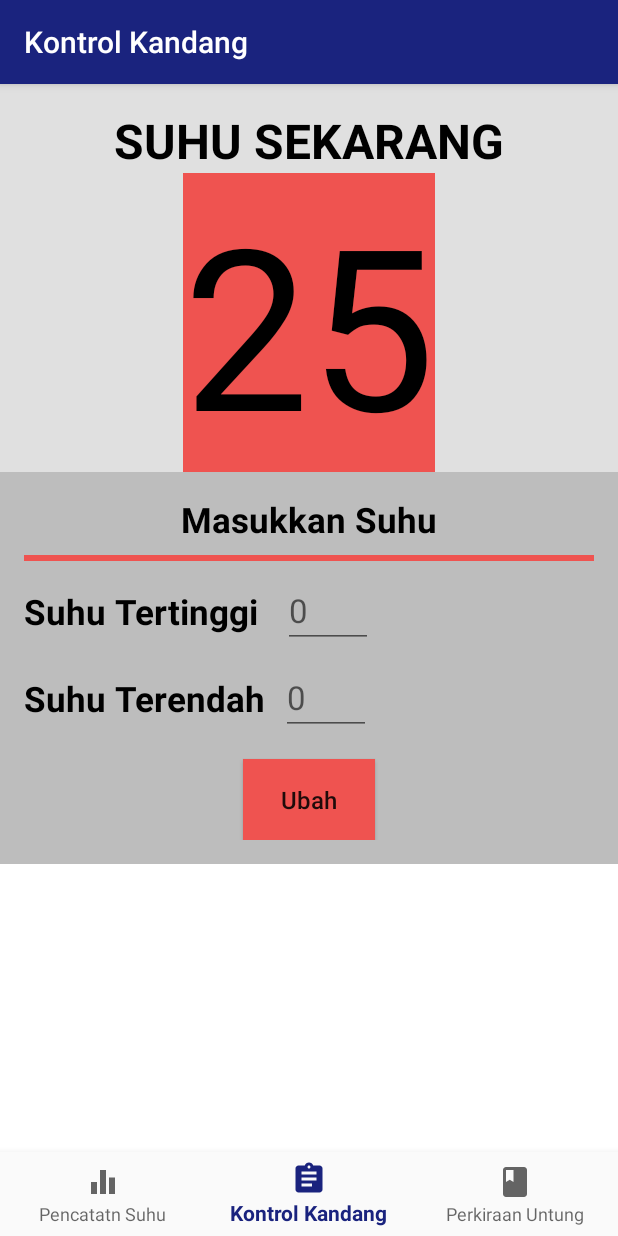
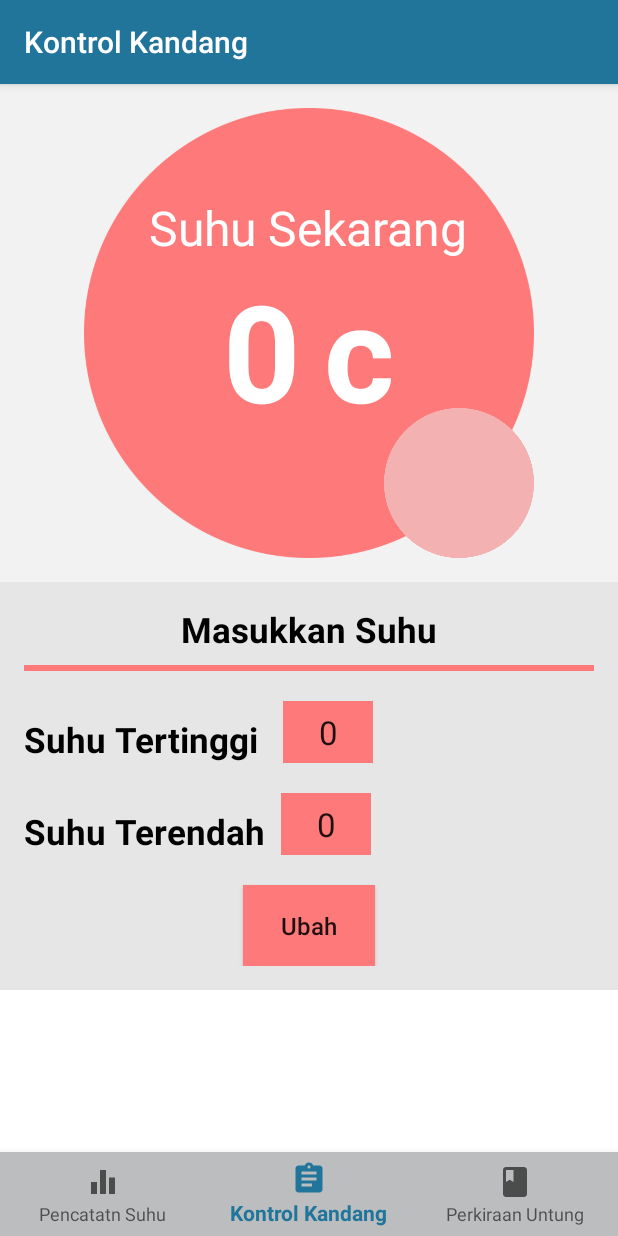
Before and after one commit to isepmm/KandangKu, an Android app: the screen it shows after launch (MainActivity), item 2 of the bottom bar chosen, on a phone screen of 412 x 824 dp. Run offline under Robolectric (Android 15) with nearby library versions, the phone set to English and light mode, and no system bars; our stand-ins replace Firebase (no records; nobody signed in at launch, a user with empty details on screens opened directly); 3 statements that could not run were skipped.

Commit message:
kontrol kandang2

```diff
--- a/app/build.gradle
+++ b/app/build.gradle
@@ -30,4 +30,9 @@ dependencies {
     compile 'com.android.support:support-vector-drawable:26.+'
     compile 'com.android.support.constraint:constraint-layout:1.0.2'
     testCompile 'junit:junit:4.12'
+    compile 'com.android.support.constraint:constraint-layout:1.0.2'
+    compile 'com.google.firebase:firebase-database:11.6.2'
+    compile 'com.google.firebase:firebase-messaging:11.6.2'
+    compile 'com.google.firebase:firebase-core:11.6.2'
 }
+apply plugin: 'com.google.gms.google-services'
--- a/app/src/main/java/com/example/isepmm/kandangku/FragmentKontrolKandang.java
+++ b/app/src/main/java/com/example/isepmm/kandangku/FragmentKontrolKandang.java
@@ -1,21 +1,112 @@
 package com.example.isepmm.kandangku;
 
-import android.support.annotation.Nullable;
-import android.support.v7.app.AppCompatActivity;
 import android.os.Bundle;
+import android.util.Log;
 import android.view.LayoutInflater;
 import android.view.View;
 import android.view.ViewGroup;
+import android.widget.Button;
+import android.widget.EditText;
+import android.widget.TextView;
+import android.widget.Toast;
+
+import com.google.firebase.database.DataSnapshot;
+import com.google.firebase.database.DatabaseError;
+import com.google.firebase.database.DatabaseReference;
+import com.google.firebase.database.FirebaseDatabase;
+import com.google.firebase.database.ValueEventListener;
 
 public class FragmentKontrolKandang extends android.support.v4.app.Fragment {
+    DatabaseReference database = FirebaseDatabase.getInstance().getReference("SuhuSekarang");
+    DatabaseReference datatertinggi = FirebaseDatabase.getInstance().getReference("SuhuTertinggi");
+    DatabaseReference dataterendah = FirebaseDatabase.getInstance().getReference("SuhuTerendah");
 
-    public FragmentKontrolKandang(){
-
-    }
+    TextView suhusekarang;
+    EditText suhutertinggi;
+    EditText suhuterendah;
+    Button ubah;
 
     @Override
     public View onCreateView(LayoutInflater inflater, ViewGroup container, Bundle savedInstanceState) {
         View view = inflater.inflate(R.layout.activity_fragment_kontrol_kandang, container, false);
+
+        suhusekarang = (TextView) view.findViewById(R.id.suhusekarang);
+        suhutertinggi = (EditText) view.findViewById(R.id.suhutertinggi);
+        suhuterendah = (EditText) view.findViewById(R.id.suhuterendah);
+        ubah = (Button) view.findViewById(R.id.ubah);
+
+        database.addValueEventListener(new ValueEventListener() {
+            @Override
+            public void onDataChange(DataSnapshot dataSnapshot) {
+                long suhu = dataSnapshot.getValue(long.class);
+                Log.d("Value", "" + String.valueOf(suhu));
+                suhusekarang.setText(String.valueOf(suhu));
+            }
+
+            @Override
+            public void onCancelled(DatabaseError databaseError) {
+            }
+        });
+        datatertinggi.addValueEventListener(new ValueEventListener() {
+            @Override
+            public void onDataChange(DataSnapshot dataSnapshot) {
+                long tinggi = dataSnapshot.getValue(long.class);
+                Log.d("tinggi", "" + String.valueOf(tinggi));
+                suhutertinggi.setText(String.valueOf(tinggi));
+            }
+
+            @Override
+            public void onCancelled(DatabaseError databaseError) {
+
+            }
+        });
+        dataterendah.addValueEventListener(new ValueEventListener() {
+            @Override
+            public void onDataChange(DataSnapshot dataSnapshot) {
+                long rendah = dataSnapshot.getValue(long.class);
+                Log.d("rendah", "" + String.valueOf(rendah));
+                suhuterendah.setText(String.valueOf(rendah));
+            }
+
+            @Override
+            public void onCancelled(DatabaseError databaseError) {
+
+            }
+        });
+
+        ubah.setOnClickListener(new View.OnClickListener() {
+            @Override
+            public void onClick(View view) {
+                writeNewPost(suhutertinggi, suhuterendah);
+
+            }
+        });
+
         return view;
     }
+
+    public void writeNewPost(EditText SuhuTertinggi, EditText SuhuTerendah) {
+        if (!validationInputField()) {
+            return;
+        } else {
+            Integer suhuTinggi = Integer.valueOf(SuhuTertinggi.getText().toString());
+            Integer suhuRendah = Integer.valueOf(SuhuTerendah.getText().toString());
+            datatertinggi.setValue(suhuTinggi);
+            dataterendah.setValue(suhuRendah);
+
+            Toast.makeText(getContext(), R.string.set, Toast.LENGTH_LONG).show();
+        }
+    }
+
+    private boolean validationInputField() {
+        boolean isValid = true;
+        if (suhutertinggi.getText().toString().equals("")) {
+            Toast.makeText(getContext(), R.string.empty_message, Toast.LENGTH_LONG).show();
+            isValid = false;
+        } else if (suhuterendah.getText().toString().equals("")) {
+            Toast.makeText(getContext(), R.string.empty_message, Toast.LENGTH_LONG).show();
+            isValid = false;
+        }
+        return isValid;
+    }
 }
--- a/app/src/main/java/com/example/isepmm/kandangku/MainActivity.java
+++ b/app/src/main/java/com/example/isepmm/kandangku/MainActivity.java
@@ -6,9 +6,7 @@ import android.support.annotation.NonNull;
 import android.support.design.widget.BottomNavigationView;
 import android.support.v7.app.AlertDialog;
 import android.support.v7.app.AppCompatActivity;
-import android.view.KeyEvent;
 import android.view.MenuItem;
-import android.widget.TextView;
 
 public class MainActivity extends AppCompatActivity {
 
@@ -37,7 +35,10 @@ public class MainActivity extends AppCompatActivity {
             }
             return true;
         }
+
+
     };
+
 
     public void changeFragment(android.support.v4.app.Fragment fragment) {
         android.support.v4.app.FragmentTransaction transaction = getSupportFragmentManager().beginTransaction();
--- a/app/src/main/res/layout/activity_fragment_kontrol_kandang.xml
+++ b/app/src/main/res/layout/activity_fragment_kontrol_kandang.xml
@@ -31,27 +31,74 @@
                     android:background="@color/abu"
                     android:orientation="vertical">
 
-                    <TextView
-                        android:layout_width="wrap_content"
-                        android:layout_height="match_parent"
-                        android:layout_gravity="center_horizontal"
-                        android:layout_marginTop="16dp"
-                        android:text="Suhu Sekarang"
-                        android:textAllCaps="true"
-                        android:textColor="@color/hitam"
-                        android:textSize="32sp"
-                        android:textStyle="bold" />
+                    <RelativeLayout
+                        android:layout_width="match_parent"
+                        android:layout_height="wrap_content"
+                        android:layout_marginBottom="16dp"
+                        android:layout_marginTop="16dp">
 
-                    <TextView
-                        android:id="@+id/suhu_sekarang"
-                        android:layout_width="wrap_content"
-                        android:layout_height="match_parent"
-                        android:layout_gravity="center_horizontal"
-                        android:background="@color/merahmuda"
-                        android:text="25"
-                        android:textColor="@color/hitam"
-                        android:textSize="150sp" />
+                        <ImageView
+                            android:id="@+id/solid_circle"
+                            android:layout_width="@dimen/circle_radius"
+                            android:layout_height="@dimen/circle_radius"
+                            android:layout_centerInParent="true"
+                            android:src="@drawable/circle"
+                            android:tint="@color/merahmuda"
+                            android:translationZ="1dp" />
 
+                        <ImageView
+                            android:layout_width="@dimen/small_circle_radius"
+                            android:layout_height="@dimen/small_circle_radius"
+                            android:layout_alignBottom="@+id/solid_circle"
+                            android:layout_alignEnd="@+id/solid_circle"
+                            android:layout_alignRight="@+id/solid_circle"
+                            android:src="@drawable/circle"
+                            android:tint="@color/merahtua"
+                            android:translationZ="2dp" />
+
+                        <LinearLayout
+                            android:layout_width="wrap_content"
+                            android:layout_height="wrap_content"
+                            android:layout_centerInParent="true"
+                            android:orientation="vertical"
+                            android:translationZ="5dp">
+
+                            <TextView
+                                android:layout_width="wrap_content"
+                                android:layout_height="wrap_content"
+                                android:gravity="center"
+                                android:text="Suhu Sekarang"
+                                android:textColor="#fff"
+                                android:textSize="32sp" />
+
+                            <LinearLayout
+                                android:layout_width="wrap_content"
+                                android:layout_height="wrap_content"
+                                android:layout_gravity="center"
+                                android:layout_marginBottom="20dp"
+                                android:orientation="horizontal"
+                                android:translationZ="5dp">
+
+                                <TextView
+                                    android:id="@+id/suhusekarang"
+                                    android:layout_width="wrap_content"
+                                    android:layout_height="wrap_content"
+                                    android:text="30"
+                                    android:textColor="#fff"
+                                    android:textSize="90sp"
+                                    android:textStyle="bold" />
+
+                                <TextView
+                                    android:layout_width="wrap_content"
+                                    android:layout_height="wrap_content"
+                                    android:paddingLeft="16dp"
+                                    android:text="c"
+                                    android:textColor="#fff"
+                                    android:textSize="90sp"
+                                    android:textStyle="bold" />
+                            </LinearLayout>
+                        </LinearLayout>
+                    </RelativeLayout>
                 </LinearLayout>
             </LinearLayout>
 
@@ -91,7 +138,7 @@
                 <LinearLayout
                     android:layout_width="match_parent"
                     android:layout_height="wrap_content"
-                    android:layout_marginTop="8dp"
+                    android:layout_marginTop="20dp"
                     android:background="@color/abu2"
                     android:orientation="horizontal">
 
@@ -105,10 +152,12 @@
                         android:textStyle="bold" />
 
                     <EditText
-                        android:id="@+id/suhu_tinggi"
+                        android:id="@+id/suhutertinggi"
                         android:layout_width="60dp"
                         android:layout_height="match_parent"
                         android:layout_marginLeft="16dp"
+                        android:background="@color/merahmuda"
+                        android:gravity="center"
                         android:hint="0"
                         android:inputType="number"
                         android:maxLines="1"
@@ -119,7 +168,7 @@
                 <LinearLayout
                     android:layout_width="match_parent"
                     android:layout_height="wrap_content"
-                    android:layout_marginTop="8dp"
+                    android:layout_marginTop="20dp"
                     android:background="@color/abu2"
                     android:orientation="horizontal">
 
@@ -133,10 +182,12 @@
                         android:textStyle="bold" />
 
                     <EditText
-                        android:id="@+id/suhu_rendah"
+                        android:id="@+id/suhuterendah"
                         android:layout_width="60dp"
                         android:layout_height="match_parent"
                         android:layout_marginLeft="10dp"
+                        android:background="@color/merahmuda"
+                        android:gravity="center"
                         android:hint="0"
                         android:inputType="number"
                         android:maxLines="1"
@@ -146,12 +197,12 @@
 
                 <Button
                     android:id="@+id/ubah"
-                    android:onClick="ubah"
                     android:layout_width="wrap_content"
                     android:layout_height="wrap_content"
                     android:layout_gravity="center_horizontal"
-                    android:layout_marginTop="16dp"
+                    android:layout_marginTop="20dp"
                     android:background="@color/merahmuda"
+                    android:onClick="ubah"
                     android:paddingBottom="16dp"
                     android:paddingTop="16dp"
                     android:text="@string/ubah"
--- a/app/src/main/res/layout/activity_main.xml
+++ b/app/src/main/res/layout/activity_main.xml
@@ -21,7 +21,7 @@
         android:layout_width="match_parent"
         android:layout_height="wrap_content"
         android:layout_gravity="bottom"
-        android:background="?android:attr/windowBackground"
+        android:background="@color/abu3"
         app:menu="@menu/navigation" />
 
 </LinearLayout>
--- a/app/src/main/res/values/colors.xml
+++ b/app/src/main/res/values/colors.xml
@@ -1,13 +1,14 @@
 <?xml version="1.0" encoding="utf-8"?>
 <resources>
-    <color name="colorPrimary">#1A237E</color>
-    <color name="colorPrimaryDark">#1A237E</color>
-    <color name="colorAccent">#1A237E</color>
+    <color name="colorPrimary">#21759B</color>
+    <color name="colorPrimaryDark">#21759B</color>
+    <color name="colorAccent">#21759B</color>
     <color name="hitam">#000000</color>
     <color name="putih">#ffffff</color>
-    <color name="merahtua">#EF9A9A</color>
-    <color name="merahmuda">#EF5350</color>
-    <color name="biru">#1A237E</color>
-    <color name="abu">#E0E0E0</color>
-    <color name="abu2">#BDBDBD</color>
+    <color name="merahtua">#F3B2B1</color>
+    <color name="merahmuda">#FE7A7A</color>
+    <color name="biru">#21759B</color>
+    <color name="abu">#F2F2F2</color>
+    <color name="abu2">#E6E6E6</color>
+    <color name="abu3">#BBBDBF</color>
 </resources>
--- a/app/src/main/res/values/dimens.xml
+++ b/app/src/main/res/values/dimens.xml
@@ -2,4 +2,6 @@
     <!-- Default screen margins, per the Android Design guidelines. -->
     <dimen name="activity_horizontal_margin">16dp</dimen>
     <dimen name="activity_vertical_margin">16dp</dimen>
+    <dimen name="circle_radius">300dp</dimen>
+    <dimen name="small_circle_radius">100dp</dimen>
 </resources>
--- a/app/src/main/res/values/strings.xml
+++ b/app/src/main/res/values/strings.xml
@@ -9,4 +9,6 @@
     <string name="ubah">Ubah</string>
     <string name="suhu_sekarang">Suhu Sekarang</string>
     <string name="masukkan_suhu">Masukkan Suhu</string>
+    <string name="empty_message">Data Tidak Boleh Kosong!</string>
+    <string name="set">Data Berhasil Diubah</string>
 </resources>
```
Also changed, not shown: app/src/main/java/com/example/isepmm/kandangku/FragmentPerkiraanUntung.java (+36 -5 lines), app/src/main/java/com/example/isepmm/kandangku/KontrolKandang.java (added, +23 -0 lines), app/src/main/res/layout/activity_fragment_perkiraan_untung.xml (+24 -16 lines), build.gradle (+6 -8 lines), app/src/main/res/drawable/circle.png (added), gradle/wrapper/gradle-wrapper.properties, 1 other file.
